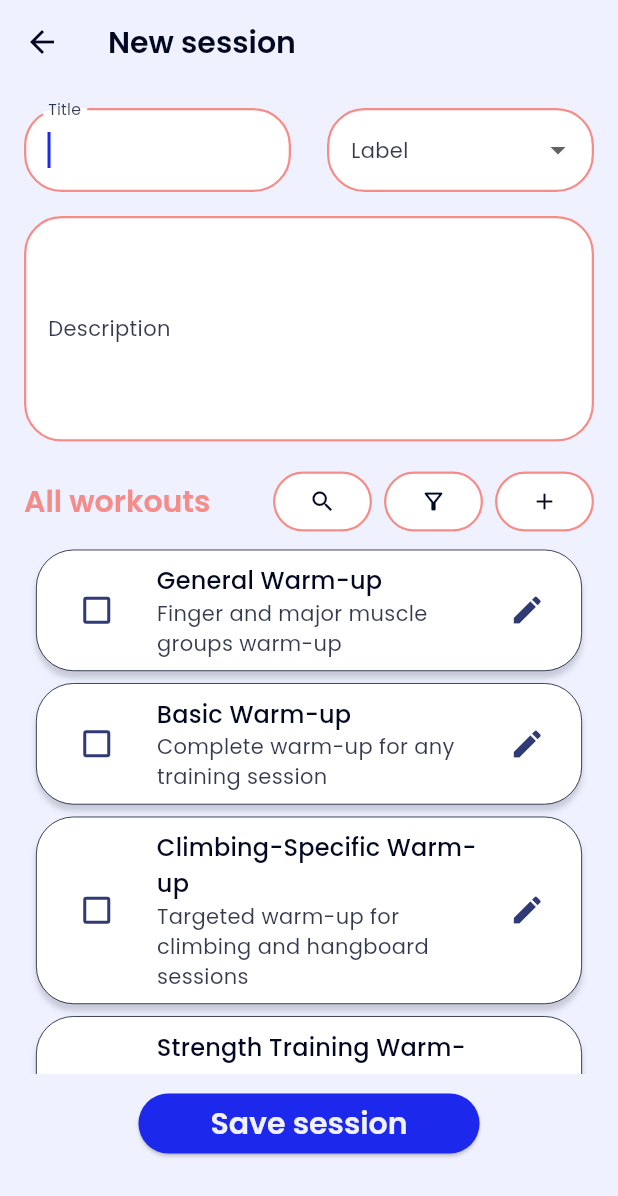
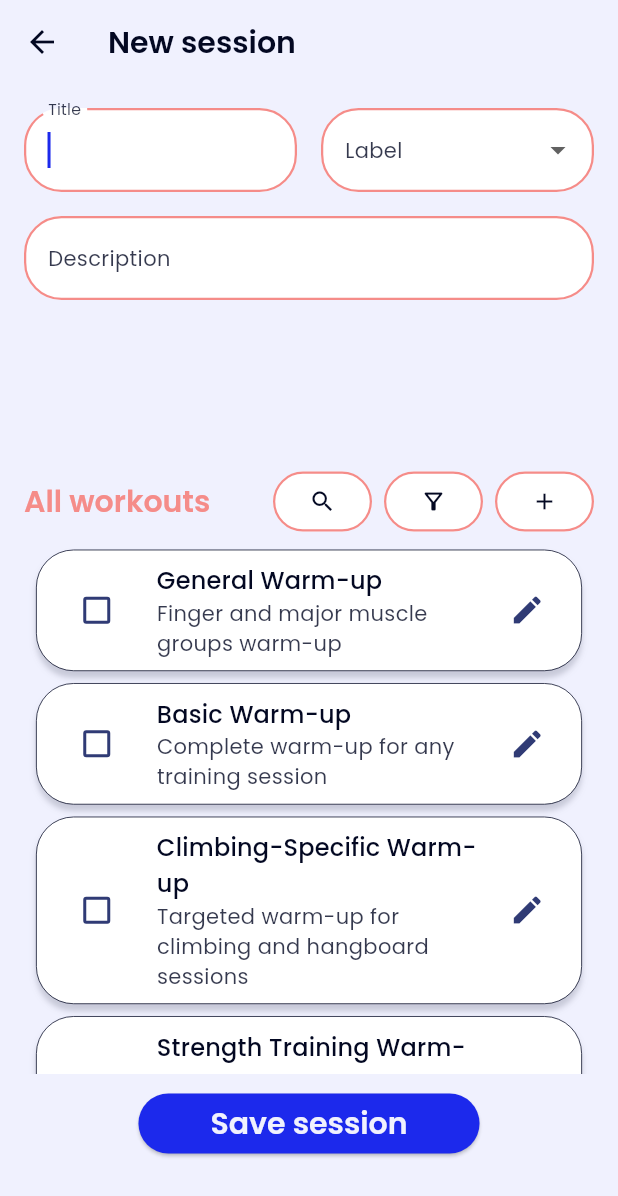
Before and after one commit to mschuhmacher/training_schedule_app, a Flutter app: the AddItemScreen screen opened directly, on a phone screen of 412 x 824 dp. Shown: the top 1196 px of the screen. Run offline on Flutter 3.47's test engine with Material 3 defaults, Android fonts, the light colour scheme and no system bars; our stand-ins replace table_calendar.

Commit message:
minor changes. Need to fix add_item_screen layout with description and timebtweenexercises fields

```diff
--- a/lib/presentation/screens/add_item_screen.dart
+++ b/lib/presentation/screens/add_item_screen.dart
@@ -119,7 +119,7 @@ class _AddItemScreenState extends State<AddItemScreen> {
             surfaceTintColor:
                 Colors
                     .transparent, //disables Material3 overlay. I.e. doesn't change the color of the appBar when the ListView scrolls
-          ), //TODO: add close button?
+          ),
           body: Form(
             key: _formKey,
             child: Padding(
@@ -128,7 +128,7 @@ class _AddItemScreenState extends State<AddItemScreen> {
                 // mainAxisAlignment: MainAxisAlignment.spaceBetween,
                 crossAxisAlignment: CrossAxisAlignment.start,
                 children: [
-                  _buildFormFields(),
+                  _buildFormFields(), // TODO: fix spacing issues
                   SizedBox(height: 16),
                   _buildSearchFilterAddRow(context),
                   Expanded(flex: 3, child: _buildListView(filteredPresetItems)),
@@ -229,7 +229,7 @@ class _AddItemScreenState extends State<AddItemScreen> {
                               : null,
                 ),
               ),
-              SizedBox(width: 24),
+              SizedBox(width: 16),
               Expanded(
                 child: MyLabelDropdownButton(
                   value:
@@ -251,7 +251,10 @@ class _AddItemScreenState extends State<AddItemScreen> {
             ],
           ),
           SizedBox(height: 16),
+          Row(
+            children: [
               Expanded(
+                flex: 3,
                 child: TextFormField(
                   controller: _descriptionController,
                   autofocus: true,
@@ -260,14 +263,10 @@ class _AddItemScreenState extends State<AddItemScreen> {
                     labelText: 'Description',
                     labelStyle: context.bodyMedium,
                   ),
-              maxLines: 10,
                 ),
               ),
-
-          widget.itemName == 'workout'
-              ? Column(
-                children: [
-                  SizedBox(height: 16),
+              if (widget.itemName == 'workout') ...[
+                SizedBox(width: 16),
                 Expanded(
                   child: TextFormField(
                     controller: _timeBetweenExercisesController,
@@ -276,15 +275,15 @@ class _AddItemScreenState extends State<AddItemScreen> {
                     inputFormatters: [FilteringTextInputFormatter.digitsOnly],
                     decoration: InputDecoration(
                       fillColor: Theme.of(context).colorScheme.surfaceBright,
-                        labelText: 'Time between exercises',
+                      labelText:
+                          'Time between exercises', //TODO: too long, fix this
                       labelStyle: context.bodyMedium,
                     ),
-                      maxLines: 10,
                   ),
                 ),
               ],
-              )
-              : SizedBox.shrink(),
+            ],
+          ),
         ],
       ),
     );
--- a/lib/presentation/widgets/label_dropdownbutton.dart
+++ b/lib/presentation/widgets/label_dropdownbutton.dart
@@ -34,7 +34,12 @@ class MyLabelDropdownButton extends StatelessWidget {
                 children: [
                   Icon(entry.value.icon, color: entry.value.color, size: 20),
                   const SizedBox(width: 8),
-                  Text(entry.value.name),
+                  Expanded(
+                    child: Text(
+                      entry.value.name,
+                      overflow: TextOverflow.ellipsis,
+                    ),
+                  ),
                 ],
               ),
             );
```
Lines whose indentation alone changed are shown as unchanged.
